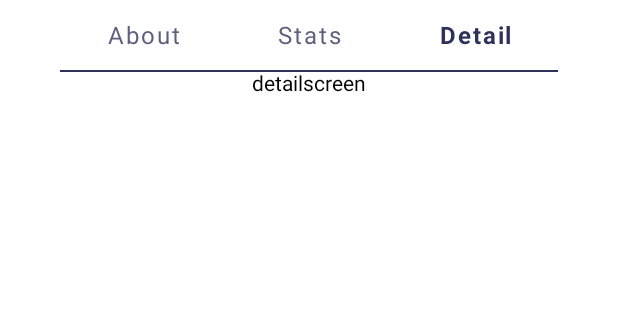
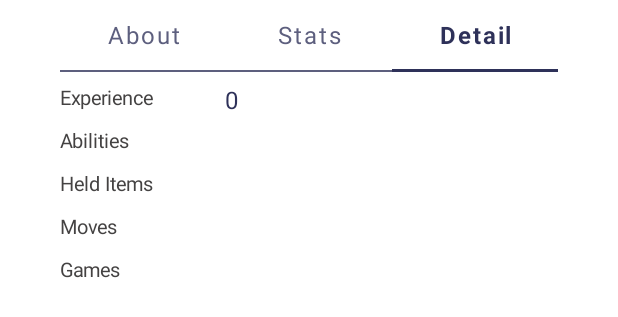
Before and after one commit to JeckOnly/Pokemons, an Android app built with Jetpack Compose: the @Preview function PreviewPokemonDetailPager, tab 3 chosen, on a phone screen of 412 x 824 dp. Shown: the top 317 px of the screen. Run offline under Robolectric (Android 15) with nearby library versions, the phone set to English and light mode, and no system bars; our stand-ins replace accompanist.

Commit message:
pager里的detail页和stats页

```diff
--- a/app/src/main/java/com/jeckonly/pokemons/design/component/pokemon/PokemonDetailItem.kt
+++ b/app/src/main/java/com/jeckonly/pokemons/design/component/pokemon/PokemonDetailItem.kt
@@ -14,7 +14,7 @@ import com.jeckonly.pokemons.design.theme.Gray10
 fun PokemonDetailItem(itemName: String, modifier: Modifier = Modifier, itemContent: @Composable () -> Unit) {
     Box (
         modifier = modifier.padding(start = 20.dp, end = 20.dp),
-        contentAlignment = Alignment.CenterStart
+        contentAlignment = Alignment.TopStart
     ) {
         Text(text = itemName, color = Gray10, fontSize = 13.sp)
         Box(modifier = Modifier.padding(start = 110.dp)) {
--- a/app/src/main/java/com/jeckonly/pokemons/design/component/pokemon/PokemonPager.kt
+++ b/app/src/main/java/com/jeckonly/pokemons/design/component/pokemon/PokemonPager.kt
@@ -1,12 +1,10 @@
 package com.jeckonly.pokemons.design.component.pokemon
 
-import androidx.compose.foundation.layout.Column
-import androidx.compose.foundation.layout.fillMaxWidth
-import androidx.compose.foundation.layout.navigationBarsPadding
-import androidx.compose.foundation.layout.padding
+import androidx.compose.foundation.layout.*
 import androidx.compose.material.*
 import androidx.compose.runtime.Composable
 import androidx.compose.runtime.rememberCoroutineScope
+import androidx.compose.ui.Alignment
 import androidx.compose.ui.Modifier
 import androidx.compose.ui.graphics.Color
 import androidx.compose.ui.text.font.FontWeight
@@ -36,12 +34,12 @@ fun PokemonDetailPager(pokemonDetailUI: PokemonDetailUI, modifier: Modifier = Mo
             indicator = { tabPositions ->
                 TabRowDefaults.Indicator(
                     modifier = Modifier.pagerTabIndicatorOffset(pagerState, tabPositions),
-                    height = 0.dp,
-                    color = Color.Transparent
+                    height = 2.dp,
+                    color = Blue10
                 )
             },
             divider = {
-                TabRowDefaults.Divider(color = Blue10)
+                TabRowDefaults.Divider(color = Blue8)
             },
             backgroundColor = MaterialTheme.colors.surface,
             modifier = Modifier
@@ -72,9 +70,10 @@ fun PokemonDetailPager(pokemonDetailUI: PokemonDetailUI, modifier: Modifier = Mo
         HorizontalPager(
             count = PagerScreen.screenList.size,
             state = pagerState,
-            modifier = Modifier.fillMaxWidth().navigationBarsPadding().padding(bottom = 20.dp)
+            modifier = Modifier.fillMaxWidth().navigationBarsPadding().padding(bottom = 20.dp).wrapContentHeight(),
+            verticalAlignment = Alignment.Top,
         ) { page ->
-            PagerScreen.screenList[page].content(pokemonDetailUI)
+            PagerScreen.screenList[page].content(this, pokemonDetailUI)
         }
     }
 }
--- a/app/src/main/java/com/jeckonly/pokemons/design/component/pokemon/PokemonTypeItem.kt
+++ b/app/src/main/java/com/jeckonly/pokemons/design/component/pokemon/PokemonTypeItem.kt
@@ -23,7 +23,7 @@ fun PokemonTypeItem(type: String, modifier: Modifier = Modifier) {
             text = type,
             color = Color.White,
             fontSize = 16.sp,
-            modifier = Modifier.padding(horizontal = 7.dp, vertical = 5.dp)
+            modifier = Modifier.padding(horizontal = 19.dp, vertical = 5.dp)
         )
     }
 }
--- a/app/src/main/java/com/jeckonly/pokemons/presentation/detail/pagerscreen/AboutPager.kt
+++ b/app/src/main/java/com/jeckonly/pokemons/presentation/detail/pagerscreen/AboutPager.kt
@@ -28,7 +28,7 @@ fun AboutPager(pokemonDetailUI: PokemonDetailUI, modifier: Modifier = Modifier)
         PokemonDetailItem(
             itemName = "Species", modifier = Modifier
                 .fillMaxWidth()
-                .padding(top = 5.dp)
+                .padding(top = 10.dp)
         ) {
             Text(text = pokemonDetailUI.species, fontSize = 16.sp, color = Blue10)
         }
--- /dev/null
+++ b/app/src/main/java/com/jeckonly/pokemons/presentation/detail/pagerscreen/DetailPager.kt
@@ -0,0 +1,65 @@
+package com.jeckonly.pokemons.presentation.detail.pagerscreen
+
+import androidx.compose.foundation.layout.Column
+import androidx.compose.foundation.layout.fillMaxWidth
+import androidx.compose.foundation.layout.padding
+import androidx.compose.material.Text
+import androidx.compose.runtime.Composable
+import androidx.compose.ui.Modifier
+import androidx.compose.ui.unit.dp
+import androidx.compose.ui.unit.sp
+import com.jeckonly.core_model.ui.detail.PokemonDetailUI
+import com.jeckonly.pokemons.design.component.pokemon.PokemonDetailItem
+import com.jeckonly.pokemons.design.theme.Blue10
+
+@Composable
+fun DetailPager(pokemonDetailUI: PokemonDetailUI, modifier: Modifier = Modifier) {
+    Column(
+        modifier = modifier
+            .fillMaxWidth()
+    ) {
+        PokemonDetailItem(
+            itemName = "Experience", modifier = Modifier
+                .fillMaxWidth()
+                .padding(top = 10.dp)
+        ) {
+            Text(text = pokemonDetailUI.experience.toString(), fontSize = 16.sp, color = Blue10)
+        }
+        PokemonDetailItem(
+            itemName = "Abilities", modifier = Modifier
+                .fillMaxWidth()
+                .padding(top = 10.dp)
+        ) {
+            Text(text = pokemonDetailUI.abilities.reduceOrNull { str1, str2 ->
+                "$str1, $str2"
+            }?:"", fontSize = 16.sp, color = Blue10)
+        }
+        PokemonDetailItem(
+            itemName = "Held Items", modifier = Modifier
+                .fillMaxWidth()
+                .padding(top = 10.dp)
+        ) {
+            Text(text = pokemonDetailUI.heldItems.reduceOrNull { str1, str2 ->
+                "$str1, $str2"
+            }?:"", fontSize = 16.sp, color = Blue10)
+        }
+        PokemonDetailItem(
+            itemName = "Moves", modifier = Modifier
+                .fillMaxWidth()
+                .padding(top = 10.dp)
+        ) {
+            Text(text = pokemonDetailUI.moves.reduceOrNull { str1, str2 ->
+                "$str1, $str2"
+            }?:"", fontSize = 16.sp, color = Blue10)
+        }
+        PokemonDetailItem(
+            itemName = "Games", modifier = Modifier
+                .fillMaxWidth()
+                .padding(top = 10.dp)
+        ) {
+            Text(text = pokemonDetailUI.games.reduceOrNull { str1, str2 ->
+                "$str1, $str2"
+            }?:"", fontSize = 16.sp, color = Blue10)
+        }
+    }
+}
--- a/app/src/main/java/com/jeckonly/pokemons/presentation/detail/pagerscreen/PagerScreen.kt
+++ b/app/src/main/java/com/jeckonly/pokemons/presentation/detail/pagerscreen/PagerScreen.kt
@@ -1,26 +1,26 @@
 package com.jeckonly.pokemons.presentation.detail.pagerscreen
 
-import androidx.compose.foundation.layout.Column
-import androidx.compose.foundation.layout.fillMaxWidth
-import androidx.compose.foundation.layout.padding
-import androidx.compose.material.Text
 import androidx.compose.runtime.Composable
-import androidx.compose.ui.Modifier
-import androidx.compose.ui.unit.dp
+import com.google.accompanist.pager.ExperimentalPagerApi
+import com.google.accompanist.pager.PagerScope
 import com.jeckonly.core_model.ui.detail.PokemonDetailUI
-import com.jeckonly.pokemons.design.component.pokemon.PokemonDetailItem
 
-sealed class PagerScreen(val index: Int, val title: String, val content: @Composable (PokemonDetailUI) -> Unit) {
-    class AboutScreen(): PagerScreen(0, "About", { pokemonDetailUI ->
+sealed class PagerScreen @OptIn(ExperimentalPagerApi::class) constructor(
+    val index: Int,
+    val title: String,
+    val content: @Composable (PagerScope.(PokemonDetailUI) -> Unit)
+) {
+    class AboutScreen() : PagerScreen(0, "About", { pokemonDetailUI ->
         AboutPager(pokemonDetailUI = pokemonDetailUI)
     })
 
-    class StatsScreen(): PagerScreen(1, "Stats", {
-        Text(text = "statsscreen")
+    @OptIn(ExperimentalPagerApi::class)
+    class StatsScreen() : PagerScreen(1, "Stats", { pokemonDetailUI ->
+        StatsPager(pageIndex = 1, pokemonDetailUI = pokemonDetailUI)
     })
 
-    class DetailScreen(): PagerScreen(2, "Detail", {
-        Text(text = "detailscreen")
+    class DetailScreen() : PagerScreen(2, "Detail", { pokemonDetailUI ->
+        DetailPager(pokemonDetailUI = pokemonDetailUI)
     })
 
     companion object {
--- a/app/src/main/res/values/colors.xml
+++ b/app/src/main/res/values/colors.xml
@@ -7,4 +7,5 @@
     <color name="teal_700">#FF018786</color>
     <color name="black">#FF000000</color>
     <color name="white">#FFFFFFFF</color>
+    <color name="gray">#FF444242</color>
 </resources>
```
Also changed, not shown: app/src/main/java/com/jeckonly/pokemons/design/theme/Color.kt (+8 -0 lines), app/src/main/java/com/jeckonly/pokemons/presentation/detail/pagerscreen/StatsPager.kt (added, +131 -0 lines).
